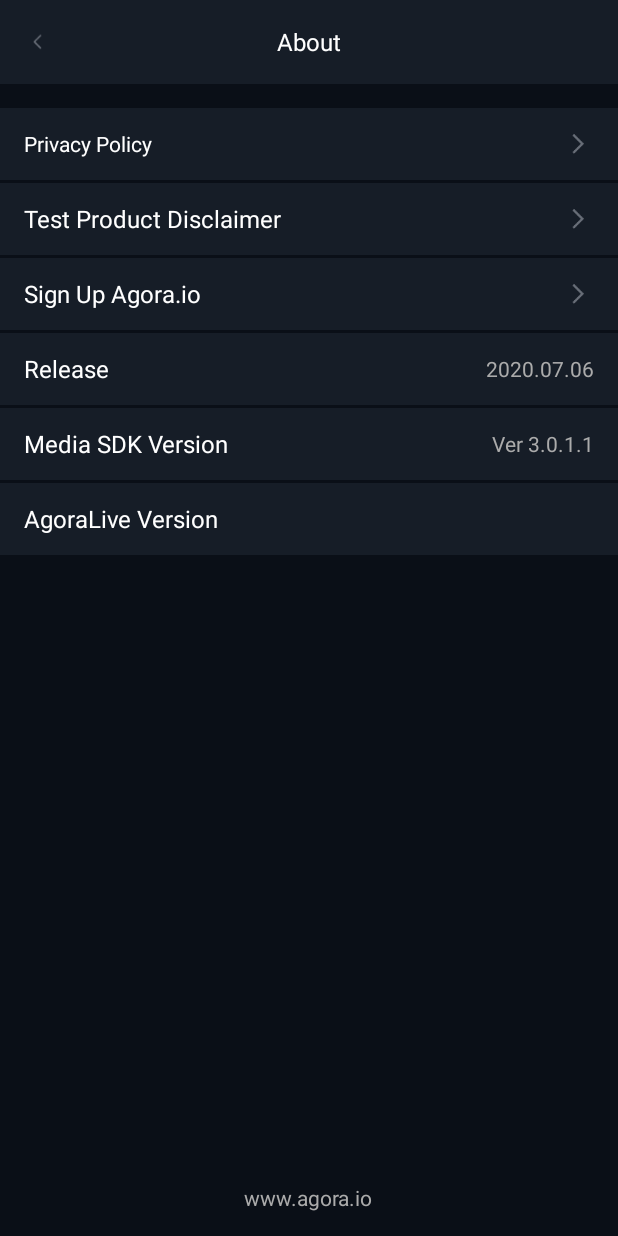
After one commit to AgoraIO-Usecase/AgoraVoice, an Android app: the layout activity_about.xml on its own in the app's theme, with its tools: preview values and no code run, on a phone screen of 412 x 824 dp. The commit adds this screen. Run offline under Robolectric (Android 15) with nearby library versions, the phone set to English and light mode, and no system bars.

Commit message:
About activity UI

```diff
--- a/AgoraVoice_Android/app/src/main/java/io/agora/agoravoice/ui/activities/AboutActivity.java
+++ b/AgoraVoice_Android/app/src/main/java/io/agora/agoravoice/ui/activities/AboutActivity.java
@@ -1,4 +1,48 @@
 package io.agora.agoravoice.ui.activities;
 
-public class AboutActivity extends BaseActivity {
+import android.os.Bundle;
+import android.view.View;
+import android.widget.RelativeLayout;
+
+import io.agora.agoravoice.R;
+
+public class AboutActivity extends BaseActivity implements View.OnClickListener {
+    @Override
+    public void onCreate(Bundle savedInstanceState) {
+        super.onCreate(savedInstanceState);
+        setContentView(R.layout.activity_about);
+        initView();
+    }
+
+    private void initView() {
+        findViewById(R.id.about_privacy_layout).setOnClickListener(this);
+        findViewById(R.id.about_disclaimer_layout).setOnClickListener(this);
+        findViewById(R.id.about_sign_up_layout).setOnClickListener(this);
+        findViewById(R.id.about_activity_close).setOnClickListener(this);
+    }
+
+    @Override
+    protected void onGlobalLayoutCompleted() {
+        RelativeLayout titleLayout = findViewById(R.id.activity_about_title_layout);
+        if (titleLayout != null) {
+            RelativeLayout.LayoutParams params =
+                    (RelativeLayout.LayoutParams) titleLayout.getLayoutParams();
+            params.topMargin += systemBarHeight;
+            titleLayout.setLayoutParams(params);
+        }
+    }
+
+    @Override
+    public void onClick(View v) {
+        switch (v.getId()) {
+            case R.id.about_privacy_layout:
+                break;
+            case R.id.about_disclaimer_layout:
+                break;
+            case R.id.about_sign_up_layout:
+                break;
+            case R.id.about_activity_close:
+                break;
+        }
+    }
 }
--- /dev/null
+++ b/AgoraVoice_Android/app/src/main/res/layout/activity_about.xml
@@ -0,0 +1,196 @@
+<?xml version="1.0" encoding="utf-8"?>
+<RelativeLayout xmlns:android="http://schemas.android.com/apk/res/android"
+    android:layout_width="match_parent"
+    android:layout_height="match_parent"
+    android:background="@color/theme_background_3">
+    <LinearLayout
+        android:layout_width="match_parent"
+        android:layout_height="match_parent"
+        android:orientation="vertical">
+        <RelativeLayout
+            android:layout_width="match_parent"
+            android:layout_height="@dimen/main_profile_edit_top_layout_height"
+            android:background="@color/theme_background_1">
+            <RelativeLayout
+                android:id="@+id/activity_about_title_layout"
+                android:layout_width="match_parent"
+                android:layout_height="@dimen/main_profile_edit_top_layout_height">
+                <TextView
+                    android:layout_width="match_parent"
+                    android:layout_height="match_parent"
+                    android:textAlignment="gravity"
+                    android:gravity="center"
+                    android:text="@string/about_title"
+                    android:textColor="@android:color/white"
+                    android:textSize="@dimen/text_size_2"/>
+                <androidx.appcompat.widget.AppCompatImageView
+                    android:id="@+id/about_activity_close"
+                    android:layout_width="wrap_content"
+                    android:layout_height="match_parent"
+                    android:layout_alignParentStart="true"
+                    android:layout_centerVertical="true"
+                    android:layout_marginStart="@dimen/common_margin_vertical"
+                    android:src="@drawable/icon_back_arrow"/>
+            </RelativeLayout>
+        </RelativeLayout>
+
+        <RelativeLayout
+            android:id="@+id/about_privacy_layout"
+            android:layout_width="match_parent"
+            android:layout_height="@dimen/main_profile_setting_item_height"
+            android:paddingStart="@dimen/common_margin_vertical"
+            android:paddingEnd="@dimen/common_margin_vertical"
+            android:layout_marginTop="@dimen/margin_4"
+            android:background="@color/theme_background_1">
+            <androidx.appcompat.widget.AppCompatTextView
+                android:layout_width="wrap_content"
+                android:layout_height="match_parent"
+                android:layout_alignParentStart="true"
+                android:textAlignment="gravity"
+                android:gravity="center_vertical"
+                android:textColor="@android:color/white"
+                android:text="@string/privacy_policy_title"
+                android:textSize="@dimen/text_size_1_1"/>
+            <androidx.appcompat.widget.AppCompatImageView
+                android:layout_width="wrap_content"
+                android:layout_height="wrap_content"
+                android:layout_alignParentEnd="true"
+                android:layout_centerVertical="true"
+                android:src="@drawable/icon_go"/>
+        </RelativeLayout>
+        <RelativeLayout
+            android:id="@+id/about_disclaimer_layout"
+            android:layout_width="match_parent"
+            android:layout_height="@dimen/main_profile_setting_item_height"
+            android:layout_marginTop="@dimen/main_profile_item_margin"
+            android:paddingStart="@dimen/common_margin_vertical"
+            android:paddingEnd="@dimen/common_margin_vertical"
+            android:background="@color/theme_background_1">
+            <androidx.appcompat.widget.AppCompatTextView
+                android:layout_width="wrap_content"
+                android:layout_height="match_parent"
+                android:layout_alignParentStart="true"
+                android:textAlignment="gravity"
+                android:gravity="center_vertical"
+                android:textColor="@android:color/white"
+                android:text="@string/disclaimer_title"
+                android:textSize="@dimen/text_size_2"/>
+            <androidx.appcompat.widget.AppCompatImageView
+                android:layout_width="wrap_content"
+                android:layout_height="wrap_content"
+                android:layout_alignParentEnd="true"
+                android:layout_centerVertical="true"
+                android:src="@drawable/icon_go"/>
+        </RelativeLayout>
+        <RelativeLayout
+            android:id="@+id/about_sign_up_layout"
+            android:layout_width="match_parent"
+            android:layout_height="@dimen/main_profile_setting_item_height"
+            android:layout_marginTop="@dimen/main_profile_item_margin"
+            android:paddingStart="@dimen/common_margin_vertical"
+            android:paddingEnd="@dimen/common_margin_vertical"
+            android:background="@color/theme_background_1">
+            <androidx.appcompat.widget.AppCompatTextView
+                android:layout_width="wrap_content"
+                android:layout_height="match_parent"
+                android:layout_alignParentStart="true"
+                android:textAlignment="gravity"
+                android:gravity="center_vertical"
+                android:textColor="@android:color/white"
+                android:text="@string/sign_up_agora_title"
+                android:textSize="@dimen/text_size_2"/>
+            <androidx.appcompat.widget.AppCompatImageView
+                android:layout_width="wrap_content"
+                android:layout_height="wrap_content"
+                android:layout_alignParentEnd="true"
+                android:layout_centerVertical="true"
+                android:src="@drawable/icon_go"/>
+        </RelativeLayout>
+        <RelativeLayout
+            android:id="@+id/about_release_time_layout"
+            android:layout_width="match_parent"
+            android:layout_height="@dimen/main_profile_setting_item_height"
+            android:layout_marginTop="@dimen/main_profile_item_margin"
+            android:paddingStart="@dimen/common_margin_vertical"
+            android:paddingEnd="@dimen/common_margin_vertical"
+            android:background="@color/theme_background_1">
+            <androidx.appcompat.widget.AppCompatTextView
+                android:layout_width="wrap_content"
+                android:layout_height="match_parent"
+                android:layout_alignParentStart="true"
+                android:textAlignment="gravity"
+                android:gravity="center_vertical"
+                android:textColor="@android:color/white"
+                android:text="@string/agoralive_release_time_title"
+                android:textSize="@dimen/text_size_2"/>
+            <androidx.appcompat.widget.AppCompatTextView
+                android:layout_width="wrap_content"
+                android:layout_height="wrap_content"
+                android:layout_alignParentEnd="true"
+                android:layout_centerVertical="true"
+                android:textColor="@color/theme_gray_2"
+                android:text="@string/agoralive_release_time"/>
+        </RelativeLayout>
+        <RelativeLayout
+            android:id="@+id/about_sdk_version_layout"
+            android:layout_width="match_parent"
+            android:layout_height="@dimen/main_profile_setting_item_height"
+            android:layout_marginTop="@dimen/main_profile_item_margin"
+            android:paddingStart="@dimen/common_margin_vertical"
+            android:paddingEnd="@dimen/common_margin_vertical"
+            android:background="@color/theme_background_1">
+            <androidx.appcompat.widget.AppCompatTextView
+                android:layout_width="wrap_content"
+                android:layout_height="match_parent"
+                android:layout_alignParentStart="true"
+                android:textAlignment="gravity"
+                android:gravity="center_vertical"
+                android:textColor="@android:color/white"
+                android:text="@string/agoralive_media_sdk_version_title"
+                android:textSize="@dimen/text_size_2"/>
+            <androidx.appcompat.widget.AppCompatTextView
+                android:layout_width="wrap_content"
+                android:layout_height="wrap_content"
+                android:layout_alignParentEnd="true"
+                android:layout_centerVertical="true"
+                android:textColor="@color/theme_gray_2"
+                android:text="@string/agoralive_media_sdk_version"/>
+        </RelativeLayout>
+        <RelativeLayout
+            android:id="@+id/about_agoralive_version_layout"
+            android:layout_width="match_parent"
+            android:layout_height="@dimen/main_profile_setting_item_height"
+            android:layout_marginTop="@dimen/main_profile_item_margin"
+            android:paddingStart="@dimen/common_margin_vertical"
+            android:paddingEnd="@dimen/common_margin_vertical"
+            android:background="@color/theme_background_1">
+            <androidx.appcompat.widget.AppCompatTextView
+                android:layout_width="wrap_content"
+                android:layout_height="match_parent"
+                android:layout_alignParentStart="true"
+                android:textAlignment="gravity"
+                android:gravity="center_vertical"
+                android:textColor="@android:color/white"
+                android:text="@string/agoralive_version_title"
+                android:textSize="@dimen/text_size_2"/>
+            <androidx.appcompat.widget.AppCompatTextView
+                android:id="@+id/agoralive_version_text"
+                android:layout_width="wrap_content"
+                android:layout_height="wrap_content"
+                android:layout_alignParentEnd="true"
+                android:layout_centerVertical="true"
+                android:textColor="@color/theme_gray_2"/>
+        </RelativeLayout>
+    </LinearLayout>
+
+    <androidx.appcompat.widget.AppCompatTextView
+        android:layout_width="wrap_content"
+        android:layout_height="wrap_content"
+        android:layout_alignParentBottom="true"
+        android:layout_centerHorizontal="true"
+        android:layout_marginBottom="@dimen/common_margin_vertical"
+        android:textAlignment="gravity"
+        android:gravity="center"
+        android:text="@string/official_website"
+        android:textColor="@color/theme_gray_2"/>
+</RelativeLayout>
--- a/AgoraVoice_Android/app/src/main/res/layout/fragment_profile.xml
+++ b/AgoraVoice_Android/app/src/main/res/layout/fragment_profile.xml
@@ -61,7 +61,8 @@
             android:layout_width="wrap_content"
             android:layout_height="wrap_content"
             android:layout_alignParentEnd="true"
-            android:layout_centerVertical="true"/>
+            android:layout_centerVertical="true"
+            android:src="@drawable/icon_go"/>
     </RelativeLayout>
 
     <RelativeLayout
@@ -86,7 +87,8 @@
             android:layout_width="wrap_content"
             android:layout_height="wrap_content"
             android:layout_alignParentEnd="true"
-            android:layout_centerVertical="true"/>
+            android:layout_centerVertical="true"
+            android:src="@drawable/icon_go"/>
         <androidx.appcompat.widget.AppCompatTextView
             android:id="@+id/edit_profile_nickname"
             android:layout_width="wrap_content"
@@ -118,6 +120,7 @@
             android:layout_width="wrap_content"
             android:layout_height="wrap_content"
             android:layout_alignParentEnd="true"
-            android:layout_centerVertical="true"/>
+            android:layout_centerVertical="true"
+            android:src="@drawable/icon_go"/>
     </RelativeLayout>
 </LinearLayout>
--- a/AgoraVoice_Android/app/src/main/res/values/dimens.xml
+++ b/AgoraVoice_Android/app/src/main/res/values/dimens.xml
@@ -54,6 +54,8 @@
     <dimen name="main_profile_avatar_edit_icon_size">84dp</dimen>
     <dimen name="main_profile_avatar_recycler_top_margin">64dp</dimen>
     <dimen name="main_profile_nickname_edit_height">48dp</dimen>
+
+    <dimen name="main_profile_item_margin">2dp</dimen>
 
     <!-- Prepare Activity -->
     <dimen name="prepare_top_layout_height">64dp</dimen>
--- a/AgoraVoice_Android/app/src/main/res/values/strings.xml
+++ b/AgoraVoice_Android/app/src/main/res/values/strings.xml
@@ -16,6 +16,25 @@
 
     <string name="text_cancel">Cancel</string>
     <string name="text_done">Done</string>
+
+    <string name="about_title">About</string>
+    <string name="privacy_policy_title">Privacy Policy</string>
+    <string name="privacy_website_link">https://www.agora.io/en/privacy-policy/</string>
+
+    <string name="disclaimer_title">Test Product Disclaimer</string>
+    <string name="disclaimer_content">&#160;&#160;&#160;&#160;Agora Live ("this product") is a test product provided by Agora. Agora enjoys the copyright and ownership of this product. It is hereby granted free of charge to anyone who obtains a copy of this product and related documentation (hereinafter referred to as "software") to try the software without limitation, including but not limited to trial, copy, modify, merge, publish, distribute, but this product shall not be used For any commercial use, you may not sublicense and/or sell copies of the software.\n\n &#160;&#160;&#160;&#160;This product is provided "as is" without any express warranty, including but not limited to guarantees of suitability, suitability for specific purposes, and non-infringement. Whether it is due to any contract, infringement or other forms of conduct related to this product or the trial of this product or other methods, Agora will not be responsible for any claims, damages or other liabilities.\n\n &#160;&#160;&#160;&#160;You are free to choose whether to try the services provided by this product. If you download, install, or try the services provided in this product, it means that you trust the owner of the product, and Agora shall not be responsible for any form of loss or injury caused by yourself or others when you try the services provided in this product for any reason.</string>
+
+    <string name="sign_up_agora_title">Sign Up Agora.io</string>
+    <string name="sign_up_website_link">https://sso.agora.io/en/signup</string>
+
+    <string name="version_title">Versions</string>
+    <string name="agoralive_version_title">AgoraLive Version</string>
+    <string name="agoralive_release_time_title">Release</string>
+    <string name="agoralive_release_time" translatable="false">2020.07.06</string>
+    <string name="agoralive_media_sdk_version_title">Media SDK Version</string>
+    <string name="agoralive_media_sdk_version" translatable="false">Ver 3.0.1.1</string>
+
+    <string name="official_website">www.agora.io</string>
 
     <!-- Policies -->
     <string name="room_restriction_policy">This is a testing product. Please refrain from using it commercially. The max duration per session is 10 minutes, and the max number of participants per channel is 10. </string>
```
Also changed, not shown: AgoraVoice_Android/app/src/main/res/drawable-xxxhdpi/icon_go.png (added), 1 other file.
